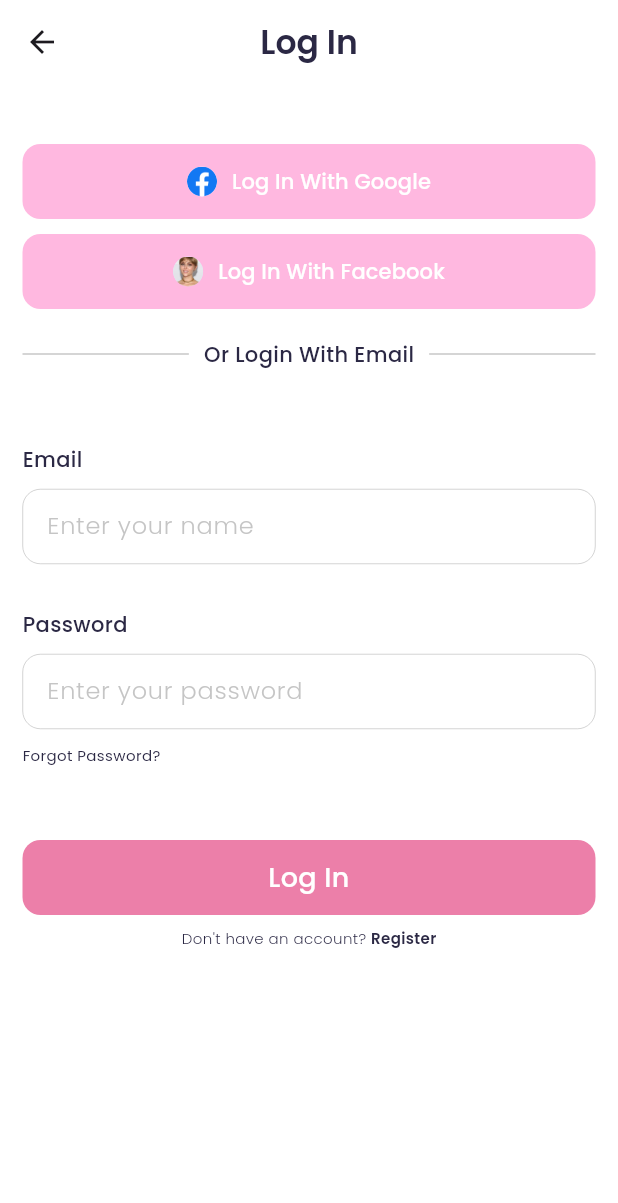
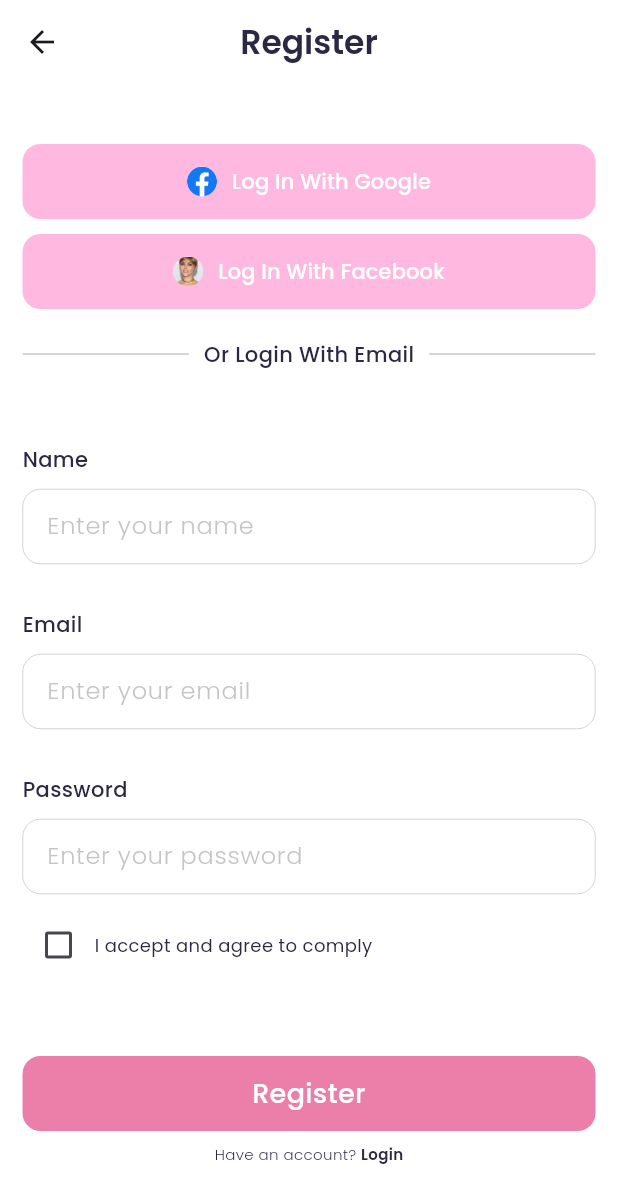
Before and after one commit to dwirzkid/flutter-crud, a Flutter app: the SignInView screen opened by its route, after a tap on "Register", on a phone screen of 412 x 824 dp. Shown: the top 1203 px of the screen. Run offline on Flutter 3.47's test engine with Material 3 defaults, Android fonts, the phone set to English and light mode, and no system bars; our stand-ins replace google_fonts.

Commit message:
faet:sign up view

```diff
--- a/lib/main.dart
+++ b/lib/main.dart
@@ -3,6 +3,7 @@ import 'package:crud_project_1/view/edit_customer_view.dart';
 import 'package:crud_project_1/view/forget_password_view.dart';
 import 'package:crud_project_1/view/home_view.dart';
 import 'package:crud_project_1/view/sign_in_view.dart';
+import 'package:crud_project_1/view/sign_up_view.dart';
 import 'package:crud_project_1/view/splash_view.dart';
 import 'package:flutter/material.dart';
 
@@ -20,6 +21,7 @@ class MainApp extends StatelessWidget {
       routes: {
         '/': (context) => SplashView(),
         '/sign-in': (context) => SignInView(),
+        '/sign-up': (context) => SignUpView(),
         '/forgot-password': (context) => ForgetPasswordView(),
         '/home': (context) => HomeView(),
         '/add-customer': (context) => AddCustomerView(),
--- /dev/null
+++ b/lib/view/sign_up_view.dart
@@ -0,0 +1,211 @@
+import 'package:crud_project_1/theme.dart';
+import 'package:crud_project_1/view/widgets/custom_button.dart';
+import 'package:crud_project_1/view/widgets/custom_form_field.dart';
+import 'package:flutter/material.dart';
+
+class SignUpView extends StatefulWidget {
+  const SignUpView({super.key});
+
+  @override
+  State<SignUpView> createState() => _SignUpViewState();
+}
+
+class _SignUpViewState extends State<SignUpView> {
+  @override
+  Widget build(BuildContext context) {
+    bool isChecked = false;
+
+    PreferredSizeWidget header() {
+      return AppBar(
+        centerTitle: true,
+        backgroundColor: Colors.white,
+        title: Text(
+          'Register',
+          style: blackTextStyle.copyWith(
+            // fontSize: 1,
+            fontWeight: semiBold,
+          ),
+        ),
+        elevation: 0,
+      );
+    }
+
+    Widget divider() {
+      return Padding(
+        padding: const EdgeInsets.symmetric(vertical: 20),
+        child: Row(
+          children: [
+            Expanded(
+              child: Divider(
+                color: greyColor,
+                thickness: 0.4,
+              ),
+            ),
+            Padding(
+              padding: const EdgeInsets.symmetric(horizontal: 10),
+              child: Text("Or Login With Email",
+                  style: blackTextStyle.copyWith(
+                    fontWeight: medium,
+                  )),
+            ),
+            Expanded(
+              child: Divider(
+                color: greyColor,
+                thickness: 0.4,
+              ),
+            ),
+          ],
+        ),
+      );
+    }
+
+    Widget listLogin(String title, String imagePath) {
+      return Container(
+        // margin: EdgeInsets.symmetric(horizontal: 15),
+        padding: EdgeInsets.only(top: 10),
+        child: Column(
+          children: [
+            SizedBox(
+              height: 50,
+              child: TextButton(
+                onPressed: () {},
+                style: TextButton.styleFrom(
+                  backgroundColor: Color(0xffFFB8E0),
+                  shape: RoundedRectangleBorder(
+                    borderRadius: BorderRadius.circular(12),
+                  ),
+                ),
+                child: Row(
+                  mainAxisAlignment: MainAxisAlignment.center,
+                  children: [
+                    CircleAvatar(
+                      radius: 10,
+                      backgroundImage: AssetImage(
+                        imagePath,
+                      ),
+                    ),
+                    SizedBox(
+                      width: 10,
+                    ),
+                    Text(
+                      title,
+                      style: whiteTextStyle,
+                    ),
+                  ],
+                ),
+              ),
+            ),
+          ],
+        ),
+      );
+    }
+
+    Widget content() {
+      return Container(
+        margin: EdgeInsets.symmetric(
+          horizontal: 15,
+        ),
+        child: Column(
+          children: [
+            listLogin(
+              'Log In With Google',
+              'assets/facebook.png',
+            ),
+            listLogin(
+              'Log In With Facebook',
+              'assets/image_profile.jpeg',
+            ),
+            divider(),
+            CustomFormField(
+              labelText: 'Name',
+              hintText: 'Enter your name',
+            ),
+            CustomFormField(
+              labelText: 'Email',
+              hintText: 'Enter your email',
+            ),
+            CustomFormField(
+              labelText: 'Password',
+              hintText: 'Enter your password',
+              obscureText: true,
+            ),
+            SizedBox(
+              height: 10,
+            ),
+            Row(
+              crossAxisAlignment: CrossAxisAlignment.center,
+              children: [
+                Checkbox(
+                  value: isChecked,
+                  onChanged: (bool? newValue) {
+                    setState(() {
+                      isChecked = newValue!;
+                    });
+                  },
+                  activeColor: Colors.blue,
+                ),
+                Text(
+                  'I accept and agree to comply',
+                  style: blackTextStyle.copyWith(
+                    fontSize: 12,
+                  ),
+                ),
+              ],
+            ),
+            CustomButton(
+              title: 'Register',
+              width: double.infinity,
+              onPressed: () {
+                Navigator.pushNamedAndRemoveUntil(
+                    context, '/home', (route) => false);
+              },
+            ),
+            Row(
+              mainAxisAlignment: MainAxisAlignment.center,
+              children: [
+                SizedBox(
+                  height: 30,
+                ),
+                Text(
+                  'Have an account?',
+                  style: blackTextStyle.copyWith(
+                    fontWeight: light,
+                    fontSize: 10,
+                  ),
+                ),
+                SizedBox(
+                  width: 3,
+                ),
+                GestureDetector(
+                  onTap: () {
+                    Navigator.pushNamed(context, '/sign-in');
+                  },
+                  child: Text(
+                    'Login',
+                    style: blackTextStyle.copyWith(
+                      fontWeight: semiBold,
+                      fontSize: 10,
+                    ),
+                  ),
+                ),
+              ],
+            ),
+          ],
+        ),
+      );
+    }
+
+    return Scaffold(
+      backgroundColor: Colors.white,
+      appBar: header(),
+      body: Column(
+        children: [
+          SizedBox(
+            height: 30,
+          ),
+          content(),
+        ],
+      ),
+    );
+  }
+}
```
